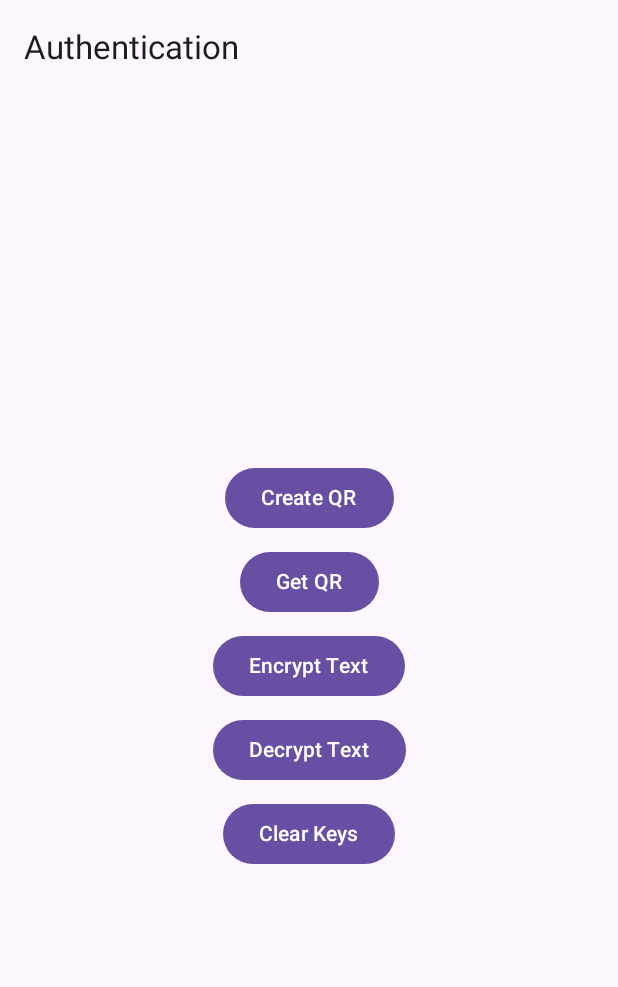
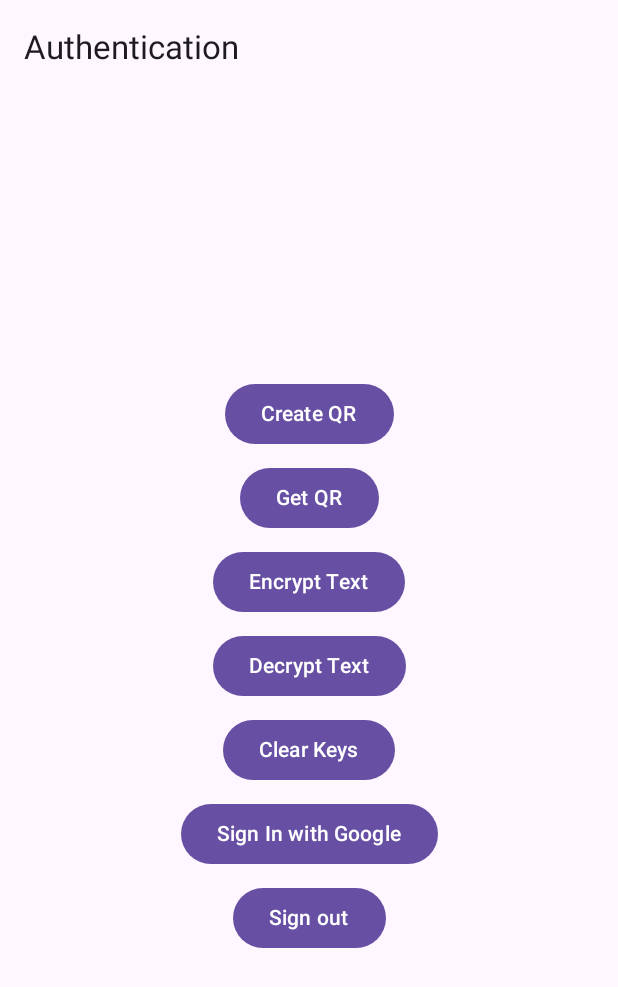
Before and after one commit to dhirenkokal/EccEncryption, an Android app built with Jetpack Compose: the screen it shows after launch (MainActivity), on a phone screen of 412 x 824 dp. Shown: the top 987 px of the screen. Run offline under Robolectric (Android 15) with nearby library versions, the phone set to English and light mode, and no system bars; our stand-ins replace Firebase (no records; nobody signed in at launch, a user with empty details on screens opened directly); libraries missing offline, so code that uses them is left out: com.google.api.client, com.google.api.services.

Commit message:
Replaced one tap sign in with standard sign in

```diff
--- a/app/src/main/java/com/example/newauth/MainActivity.kt
+++ b/app/src/main/java/com/example/newauth/MainActivity.kt
@@ -34,6 +34,7 @@ import com.google.android.gms.auth.api.identity.SignInClient
 import com.google.android.gms.auth.api.identity.SignInCredential
 import com.google.android.gms.auth.api.signin.GoogleSignIn
 import com.google.android.gms.auth.api.signin.GoogleSignInAccount
+import com.google.android.gms.auth.api.signin.GoogleSignInClient
 import com.google.android.gms.auth.api.signin.GoogleSignInOptions
 import com.google.android.gms.common.api.ApiException
 import com.google.api.client.googleapis.extensions.android.gms.auth.GoogleAccountCredential
@@ -47,11 +48,10 @@ import com.google.firebase.auth.GoogleAuthProvider
 class MainActivity : ComponentActivity() {
 
     private lateinit var driveService: Drive
-    private lateinit var oneTapClient: SignInClient
     private lateinit var firebaseAuth: FirebaseAuth
+    private lateinit var googleSignInClient: GoogleSignInClient
 
     companion object {
-        private const val REQ_ONE_TAP = 1001
         private const val RC_SIGN_IN = 9001 // Choose any unique value for the request code
         private const val TAG = "MainActivity"
     }
@@ -61,7 +61,13 @@ class MainActivity : ComponentActivity() {
         enableEdgeToEdge()
 
         firebaseAuth = FirebaseAuth.getInstance()
-        oneTapClient = Identity.getSignInClient(this)
+
+        val gso = GoogleSignInOptions.Builder(GoogleSignInOptions.DEFAULT_SIGN_IN)
+            .requestEmail()
+            .requestIdToken(getString(R.string.default_web_client_id))
+            .build()
+
+        googleSignInClient = GoogleSignIn.getClient(this, gso)
 
         setContent {
             MaterialTheme {
@@ -74,64 +80,30 @@ class MainActivity : ComponentActivity() {
                     onClearKeysClick = {
                         KeyPairUtils.clearAllKeys(context = this)
                         Toast.makeText(this, "Keys Cleared", Toast.LENGTH_SHORT).show()
-                    }
+                    },
+                    onGoogleSignInClick = { startGoogleSignIn() },
+                    onGoogleSignOutClick = { signOut() }
                 )
             }
         }
-        startOneTapSignIn()
+        checkExistingSignIn()
     }
 
-    private fun startOneTapSignIn() {
-        val signInRequest = BeginSignInRequest.builder()
-            .setGoogleIdTokenRequestOptions(
-                BeginSignInRequest.GoogleIdTokenRequestOptions.builder()
-                    .setSupported(true)
-                    .setServerClientId("784939158914-k7s7pjn6ibcmghv9o5blk9ct8g0i099h.apps.googleusercontent.com")
-                    .setFilterByAuthorizedAccounts(false)
-                    .build()
-            )
-            .build()
-
-        oneTapClient.beginSignIn(signInRequest)
-            .addOnSuccessListener { result ->
-                startIntentSenderForResult(
-                    result.pendingIntent.intentSender,
-                    REQ_ONE_TAP,
-                    null,
-                    0,
-                    0,
-                    0
-                )
-            }
-            .addOnFailureListener { e ->
-                Log.e(TAG, "One Tap sign-in failed: ${e.localizedMessage}")
-            }
+    private fun signOut() {
+        googleSignInClient.signOut().addOnCompleteListener {
+            firebaseAuth.signOut()
+            Toast.makeText(this, "Signed Out", Toast.LENGTH_SHORT).show()
+        }
     }
 
-    override fun onActivityResult(requestCode: Int, resultCode: Int, data: Intent?) {
-        super.onActivityResult(requestCode, resultCode, data)
-        if (requestCode == REQ_ONE_TAP) {
-            try {
-                val credential: SignInCredential = oneTapClient.getSignInCredentialFromIntent(data)
-                val idToken = credential.googleIdToken
-                if (idToken != null) {
-                    Log.d(TAG, "Got ID token.")
-                    firebaseAuthWithGoogle(idToken)
-                } else {
-                    Log.d(TAG, "No ID token!")
-                }
-            } catch (e: ApiException) {
-                Log.e(TAG, "One Tap sign-in error: ${e.message}")
-            }
+    private fun checkExistingSignIn() {
+        val account = GoogleSignIn.getLastSignedInAccount(this)
+        if (account != null) {
+            firebaseAuthWithGoogle(account.idToken!!)
         }
     }
 
     private fun firebaseAuthWithGoogle(idToken: String) {
-        val gso = GoogleSignInOptions.Builder(GoogleSignInOptions.DEFAULT_SIGN_IN)
-            .requestEmail() // Request user email (add any other required scopes)
-            .requestIdToken(getString(R.string.default_web_client_id)) // Use your web client ID
-            .build()
-
         val credential = GoogleAuthProvider.getCredential(idToken, null)
         firebaseAuth.signInWithCredential(credential)
             .addOnCompleteListener(this) { task ->
@@ -139,22 +111,53 @@ class MainActivity : ComponentActivity() {
                     Log.d(TAG, "Firebase authentication successful!")
                     Toast.makeText(this, "Sign-in successful", Toast.LENGTH_SHORT).show()
 
-                    // After successful Firebase authentication, initialize GoogleSignIn
-                    val googleSignInClient = GoogleSignIn.getClient(this, gso) // gso is your GoogleSignInOptions
+                    // Initialize Google Drive service
                     val googleSignInAccount = GoogleSignIn.getLastSignedInAccount(this)
-
-                    if (googleSignInAccount != null) {
-                        initializeDriveService(googleSignInAccount)
-                    } else {
-                        // In case the account is not signed in yet, sign in explicitly with Google
-                        val signInIntent = googleSignInClient.signInIntent
-                        startActivityForResult(signInIntent, RC_SIGN_IN)
+                    googleSignInAccount?.let {
+                        initializeDriveService(it)
                     }
                 } else {
                     Log.e(TAG, "Firebase authentication failed: ${task.exception?.message}")
                     Toast.makeText(this, "Sign-in failed", Toast.LENGTH_SHORT).show()
                 }
             }
+    }
+
+    private fun startGoogleSignIn() {
+        val signInIntent = googleSignInClient.signInIntent
+        startActivityForResult(signInIntent, RC_SIGN_IN)
+    }
+
+    override fun onActivityResult(requestCode: Int, resultCode: Int, data: Intent?) {
+        super.onActivityResult(requestCode, resultCode, data)
+
+        if (requestCode == RC_SIGN_IN) {
+            if (data != null) {
+                val result = GoogleSignIn.getSignedInAccountFromIntent(data)
+
+                if (result != null) {
+                    try {
+                        val account = result.getResult(ApiException::class.java)
+                        if (account != null) {
+                            // Proceed with Firebase authentication or any further logic
+                            firebaseAuthWithGoogle(account.idToken!!)
+                        } else {
+                            Log.e(TAG, "Google sign-in failed: Account is null")
+                            Toast.makeText(this, "Sign-in failed", Toast.LENGTH_SHORT).show()
+                        }
+                    } catch (e: ApiException) {
+                        Log.e(TAG, "Google sign-in failed with exception: ${e.statusCode}")
+                        Toast.makeText(this, "Sign-in failed", Toast.LENGTH_SHORT).show()
+                    }
+                } else {
+                    Log.e(TAG, "Google sign-in result is null")
+                    Toast.makeText(this, "Sign-in failed", Toast.LENGTH_SHORT).show()
+                }
+            } else {
+                Log.e(TAG, "Google sign-in data is null")
+                Toast.makeText(this, "Sign-in failed", Toast.LENGTH_SHORT).show()
+            }
+        }
     }
 
     private fun initializeDriveService(googleSignInAccount: GoogleSignInAccount) {
@@ -174,17 +177,15 @@ class MainActivity : ComponentActivity() {
 
         KeyPairUtils.fetchECCKeysFromDrive(
             driveService,
-            context = this,
-        ){ keypair ->
-            if(keypair != null){
+            context = this
+        ) { keypair ->
+            if (keypair != null) {
                 Log.d("MainActivity", "Keypair fetched from Drive: $keypair")
-            }else{
+            } else {
                 Log.d("MainActivity", "Keypair not found")
             }
         }
     }
-
-
     private fun navigateToCreateQrActivity() {
         val intent = Intent(this, CreateQrActivity::class.java)
         startActivity(intent)
@@ -213,7 +214,9 @@ fun AuthenticationScreen(
     onGetQrClick: () -> Unit,
     onEncryptTextClick: () -> Unit,
     onDecryptTextClick: () -> Unit,
-    onClearKeysClick: () -> Unit
+    onClearKeysClick: () -> Unit,
+    onGoogleSignInClick: () -> Unit,
+    onGoogleSignOutClick: () -> Unit
 ) {
     Scaffold(
         containerColor = MaterialTheme.colorScheme.background,
@@ -261,6 +264,15 @@ fun AuthenticationScreen(
             Button(onClick = onClearKeysClick ) {
                 Text("Clear Keys")
             }
+            Spacer(modifier = Modifier.height(8.dp))
+
+            Button(onClick = onGoogleSignInClick) {
+                Text("Sign In with Google")
+            }
+            Spacer(modifier = Modifier.height(8.dp))
+            Button(onClick = onGoogleSignOutClick) {
+                Text("Sign out")
+            }
         }
     }
 }
```
Also changed, not shown: app/src/main/java/com/example/newauth/objects/KeyPairUtils.kt (+0 -10 lines).
